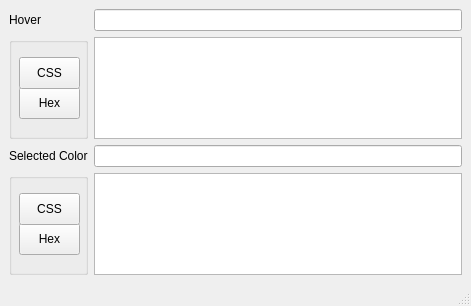
Before: the Qt Designer form assets/main.ui in Dufran/pyqt-color-picker, drawn with Qt 5.
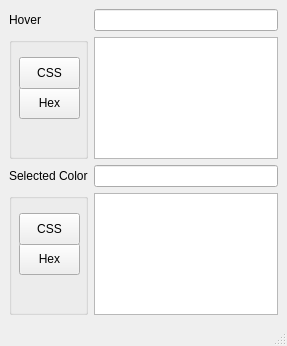
After: the same form once the commit is applied.

Commit message: Improve ColorPicker class and methods

```diff
--- a/assets/main.ui
+++ b/assets/main.ui
@@ -6,8 +6,8 @@
    <rect>
     <x>0</x>
     <y>0</y>
-    <width>471</width>
-    <height>306</height>
+    <width>287</width>
+    <height>346</height>
    </rect>
   </property>
   <property name="windowTitle">
```
Left out of the diff: 3 changed lines with no effect on the pictures. The commit also changes 2 other files.
